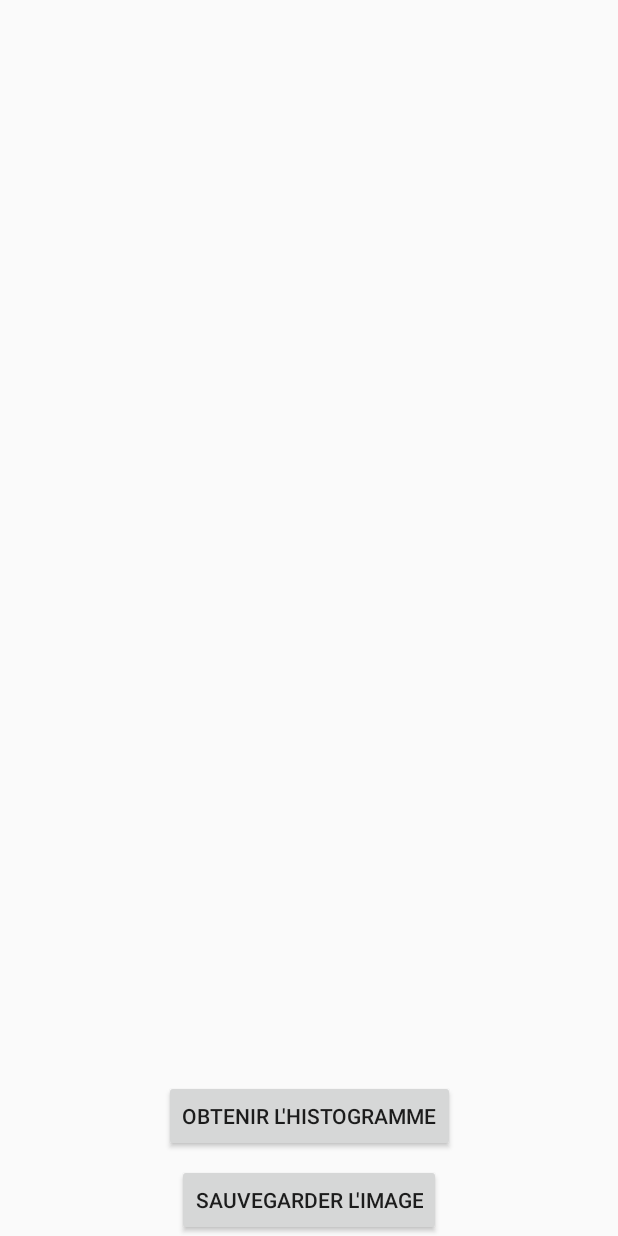
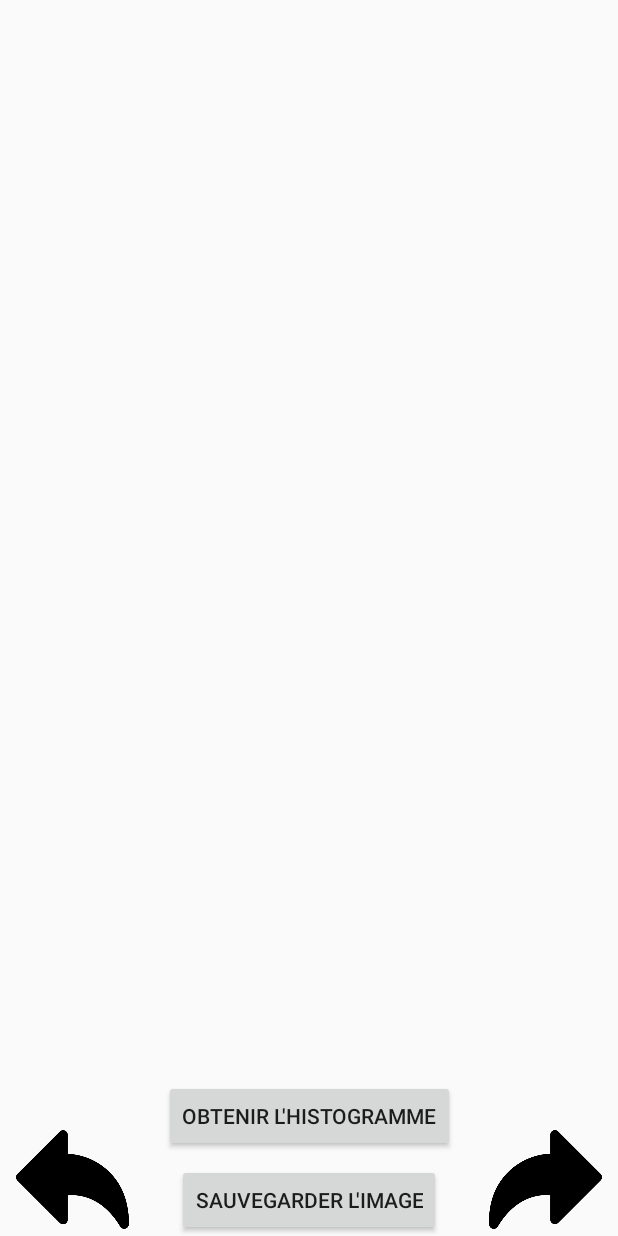
Before and after one commit to vdufau/Projet_Tech_Android, an Android app: the layout activity_main.xml on its own in the app's theme, with its tools: preview values and no code run, on a phone screen of 412 x 824 dp. Run offline under Robolectric (Android 15) with nearby library versions, the phone set to English and light mode, and no system bars.

Commit message:
Revert / Invert buttons

```diff
--- a/AppImage/app/src/main/java/com/example/myappimage/algorithm/Algorithm.java
+++ b/AppImage/app/src/main/java/com/example/myappimage/algorithm/Algorithm.java
@@ -19,6 +19,12 @@ public abstract class Algorithm {
         return bitmap;
     }
 
+    public int[] getPixels() {
+        int[] pixels = new int[bitmap.getWidth() * bitmap.getHeight()];
+        bitmap.getPixels(pixels, 0, bitmap.getWidth(), 0, 0, bitmap.getWidth(), bitmap.getHeight());
+        return pixels;
+    }
+
     /**
      * Calculate the correct interval for the keepColor algorithm.
      *
--- a/AppImage/app/src/main/res/layout/activity_main.xml
+++ b/AppImage/app/src/main/res/layout/activity_main.xml
@@ -29,19 +29,6 @@
         app:layout_constraintStart_toStartOf="parent"
         app:layout_constraintTop_toTopOf="parent" />
 
-    <TextView
-        android:id="@+id/sizeImage"
-        android:layout_width="wrap_content"
-        android:layout_height="wrap_content"
-        android:layout_marginStart="205dp"
-        android:layout_marginLeft="205dp"
-        android:layout_marginTop="10dp"
-        android:layout_marginEnd="206dp"
-        android:layout_marginRight="206dp"
-        app:layout_constraintEnd_toEndOf="parent"
-        app:layout_constraintStart_toStartOf="parent"
-        app:layout_constraintTop_toTopOf="parent" />
-
     <Button
         android:id="@+id/saveImage"
         android:layout_width="wrap_content"
@@ -53,4 +40,22 @@
         app:layout_constraintStart_toStartOf="parent"
         app:layout_constraintTop_toBottomOf="@+id/buttonHisto" />
 
+    <Button
+        android:id="@+id/revert"
+        android:layout_width="75dp"
+        android:layout_height="75dp"
+        android:layout_marginEnd="32dp"
+        android:background="@drawable/backward"
+        app:layout_constraintBottom_toBottomOf="parent"
+        app:layout_constraintEnd_toStartOf="@+id/saveImage" />
+
+    <Button
+        android:id="@+id/invert"
+        android:layout_width="75dp"
+        android:layout_height="75dp"
+        android:layout_marginStart="32dp"
+        android:background="@drawable/redo"
+        app:layout_constraintBottom_toBottomOf="parent"
+        app:layout_constraintStart_toEndOf="@+id/saveImage" />
+
 </androidx.constraintlayout.widget.ConstraintLayout>
```
Also changed, not shown: AppImage/app/src/main/java/com/example/myappimage/MainActivity.java (+101 -40 lines), AppImage/app/src/main/java/com/example/myappimage/algorithm/JavaAlgorithm.java (+47 -22 lines), AppImage/app/src/main/java/com/example/myappimage/algorithm/RenderscriptAlgorithm.java (+21 -6 lines), AppImage/app/src/main/res/drawable/backward.png (added), AppImage/app/src/main/res/drawable/espace.jpg (deleted), AppImage/app/src/main/res/drawable/lena.jpg (deleted), AppImage/app/src/main/res/drawable/lenagray.jpg (deleted), AppImage/app/src/main/res/drawable/paysage.png (deleted), AppImage/app/src/main/res/drawable/redo.png (added), 1 other file.
